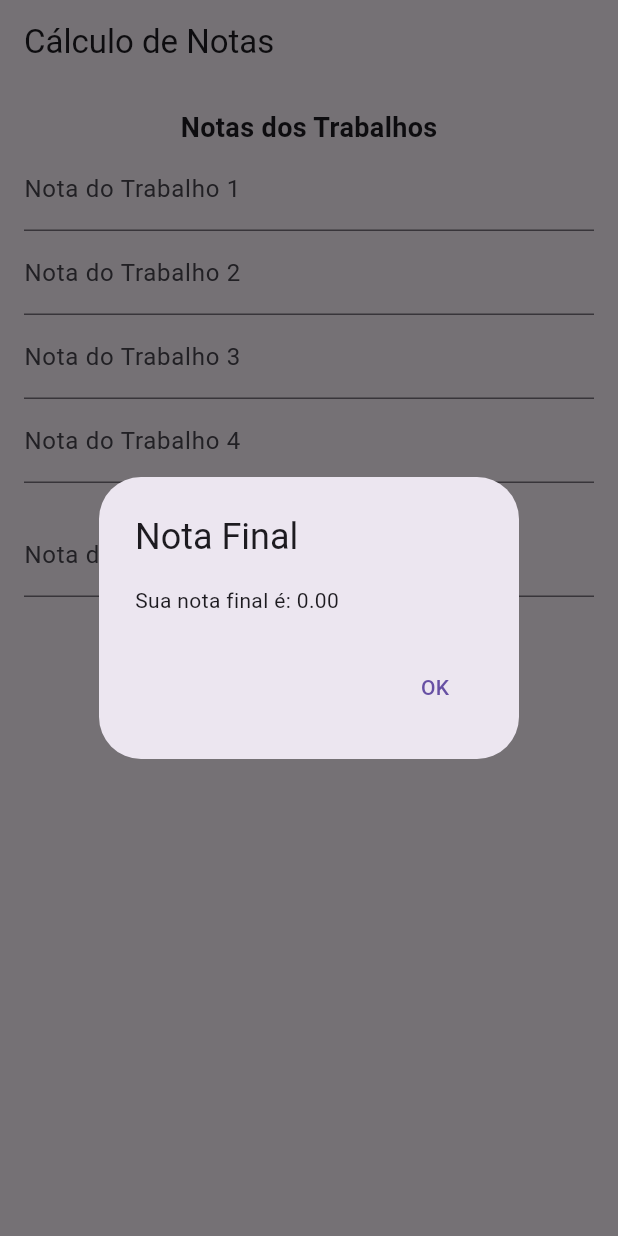
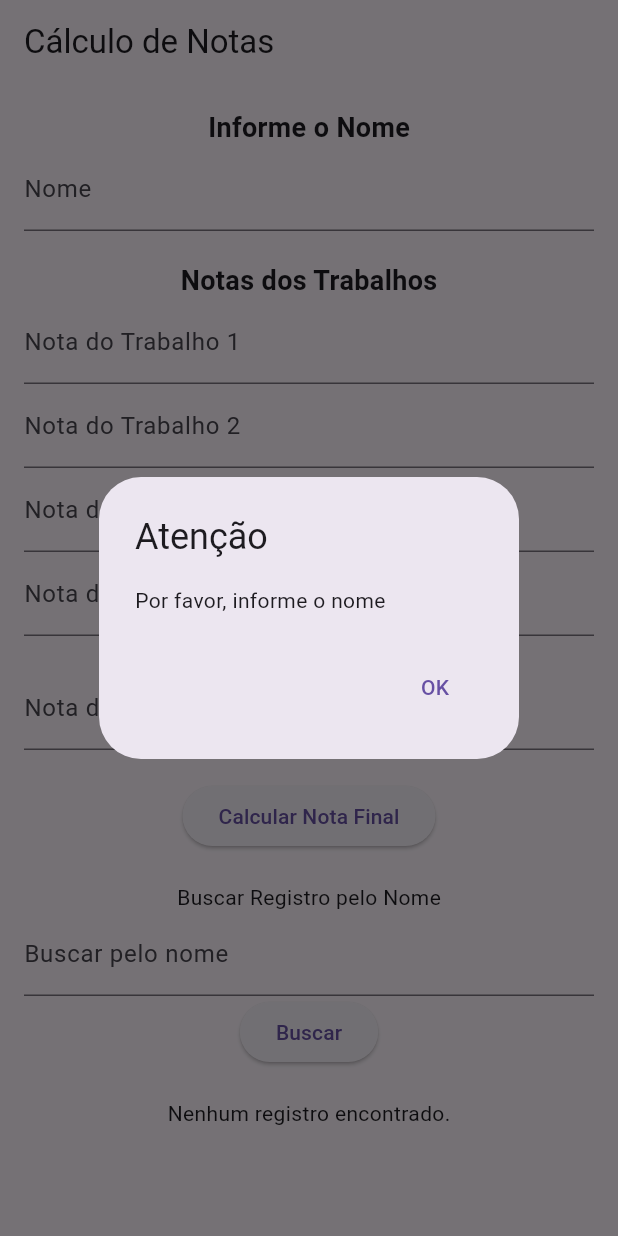
Before and after one commit to JacketOfSeville/calculo, a Flutter app: the screen it shows after launch, after a tap on "Calcular Nota Final", on a phone screen of 412 x 824 dp. Run offline on Flutter 3.47's test engine with Material 3 defaults, Android fonts, the phone set to English and light mode, and no system bars; our stand-ins replace shared_preferences.

```diff
--- a/lib/main.dart
+++ b/lib/main.dart
@@ -1,8 +1,9 @@
 // ignore_for_file: library_private_types_in_public_api
 
 import 'package:flutter/material.dart';
+import 'package:shared_preferences/shared_preferences.dart';
+import 'dart:convert';
 import 'viewmodel.dart';
-// import 'dart:convert';
 
 void main() {
   runApp(const MyApp());
@@ -28,10 +29,14 @@ class NotaScreen extends StatefulWidget {
 
 class _NotaScreenState extends State<NotaScreen> {
   final TrabalhoViewModel _viewModel = TrabalhoViewModel();
+  final TextEditingController _nomeController = TextEditingController();
   final TextEditingController _notaProvaController = TextEditingController();
   final List<TextEditingController> _notasTrabalhosControllers = [];
+  final TextEditingController _searchController = TextEditingController();
 
-  // JSON
+  Map<String, dynamic>? _resultadoBusca;
+
+  // JSON de exemplo
   String jsonData = '''
   [
     {"tipo": "Tarefas", "titulo": "Tarefa - Mapa Mental", "tituloResumido": "Mapa Mental", "peso": 1, "periodo": "G1"},
@@ -46,7 +51,6 @@ class _NotaScreenState extends State<NotaScreen> {
   void initState() {
     super.initState();
     _viewModel.carregarDados(jsonData);
-
     for (var i = 0; i < 4; i++) {
       _notasTrabalhosControllers.add(TextEditingController());
     }
@@ -54,9 +58,53 @@ class _NotaScreenState extends State<NotaScreen> {
 
   @override
   void dispose() {
+    _nomeController.dispose();
     _notaProvaController.dispose();
     _notasTrabalhosControllers.forEach((controller) => controller.dispose());
+    _searchController.dispose();
     super.dispose();
+  }
+
+  // Salva os registros de um aluno (nome, notaFinal e timestamp)
+  Future<void> _salvarInformacoes(String nome, double notaFinal) async {
+    SharedPreferences prefs = await SharedPreferences.getInstance();
+    String timestamp = DateTime.now().toString();
+
+    // Obtém todos os registros salvos anteriormente
+    String? registrosJson = prefs.getString('registros');
+    Map<String, dynamic> registros = registrosJson != null
+        ? jsonDecode(registrosJson)
+        : {};
+
+    // Adiciona ou atualiza o registro do aluno
+    registros[nome] = {
+      'nota_final': notaFinal.toString(),
+      'timestamp': timestamp
+    };
+
+    // Salva todos os registros de volta no SharedPreferences
+    await prefs.setString('registros', jsonEncode(registros));
+  }
+
+  // Função para buscar um registro pelo nome
+  Future<void> _buscarPorNome(String nome) async {
+    SharedPreferences prefs = await SharedPreferences.getInstance();
+    String? registrosJson = prefs.getString('registros');
+
+    if (registrosJson != null) {
+      Map<String, dynamic> registros = jsonDecode(registrosJson);
+
+      // Busca o nome fornecido nos registros
+      if (registros.containsKey(nome)) {
+        setState(() {
+          _resultadoBusca = registros[nome];
+        });
+      } else {
+        setState(() {
+          _resultadoBusca = null;
+        });
+      }
+    }
   }
 
   @override
@@ -65,10 +113,17 @@ class _NotaScreenState extends State<NotaScreen> {
       appBar: AppBar(
         title: const Text('Cálculo de Notas'),
       ),
-      body: Padding(
+      body: SingleChildScrollView(  // Permite a rolagem sem transbordar
+        child: Padding(
           padding: const EdgeInsets.all(16.0),
           child: Column(
             children: [
+              const Text('Informe o Nome', style: TextStyle(fontSize: 18, fontWeight: FontWeight.bold)),
+              TextField(
+                controller: _nomeController,
+                decoration: const InputDecoration(labelText: 'Nome'),
+              ),
+              const SizedBox(height: 20),
               const Text('Notas dos Trabalhos',
                   style: TextStyle(fontSize: 18, fontWeight: FontWeight.bold)),
               ..._buildTrabalhosFields(),
@@ -76,8 +131,7 @@ class _NotaScreenState extends State<NotaScreen> {
               TextField(
                 controller: _notaProvaController,
                 keyboardType: TextInputType.number,
-              decoration:
-                  const InputDecoration(labelText: 'Nota da Prova (G1)'),
+                decoration: const InputDecoration(labelText: 'Nota da Prova (G1)'),
               ),
               const SizedBox(height: 20),
               ElevatedButton(
@@ -85,9 +139,22 @@ class _NotaScreenState extends State<NotaScreen> {
                 child: const Text('Calcular Nota Final'),
               ),
               const SizedBox(height: 20),
+              const Text('Buscar Registro pelo Nome'),
+              TextField(
+                controller: _searchController,
+                decoration: const InputDecoration(labelText: 'Buscar pelo nome'),
+              ),
+              ElevatedButton(
+                onPressed: () => _buscarPorNome(_searchController.text),
+                child: const Text('Buscar'),
+              ),
+              const SizedBox(height: 20),
+              _buildResultadoBusca(),
             ],
           ),
         ),
+      ),
+      resizeToAvoidBottomInset: true,  // Adicionado para evitar problemas ao abrir o teclado
     );
   }
 
@@ -101,7 +168,27 @@ class _NotaScreenState extends State<NotaScreen> {
     });
   }
 
+  Widget _buildResultadoBusca() {
+    if (_resultadoBusca == null) {
+      return const Text('Nenhum registro encontrado.');
+    }
+
+    return Column(
+      crossAxisAlignment: CrossAxisAlignment.start,
+      children: [
+        Text('Nota Final: ${_resultadoBusca!['nota_final']}'),
+        Text('Timestamp: ${_resultadoBusca!['timestamp']}'),
+      ],
+    );
+  }
+
   void _calcularNotas() {
+    String nome = _nomeController.text;
+    if (nome.isEmpty) {
+      _mostrarAlerta('Por favor, informe o nome');
+      return;
+    }
+
     List<double> notasTrabalhos = _notasTrabalhosControllers
         .map((controller) => double.tryParse(controller.text) ?? 0)
         .toList();
@@ -111,6 +198,8 @@ class _NotaScreenState extends State<NotaScreen> {
         _viewModel.calcularMediaTrabalhos('G1', notasTrabalhos);
     double notaFinal =
         _viewModel.calcularNotaFinal(notaProva, mediaTrabalhos, 'G1');
+
+    _salvarInformacoes(nome, notaFinal);
 
     showDialog(
       context: context,
@@ -128,4 +217,22 @@ class _NotaScreenState extends State<NotaScreen> {
       },
     );
   }
+
+  void _mostrarAlerta(String mensagem) {
+    showDialog(
+      context: context,
+      builder: (context) {
+        return AlertDialog(
+          title: const Text('Atenção'),
+          content: Text(mensagem),
+          actions: [
+            TextButton(
+              onPressed: () => Navigator.pop(context),
+              child: const Text('OK'),
+            ),
+          ],
+        );
+      },
+    );
   }
+}
--- a/pubspec.yaml
+++ b/pubspec.yaml
@@ -30,6 +30,7 @@ environment:
 dependencies:
   flutter:
     sdk: flutter
+  shared_preferences: ^2.3.2
 
 
   # The following adds the Cupertino Icons font to your application.
```
Also changed, not shown: lib/viewmodel.dart (+10 -0 lines), pubspec.lock. Lines whose indentation alone changed are shown as unchanged.
